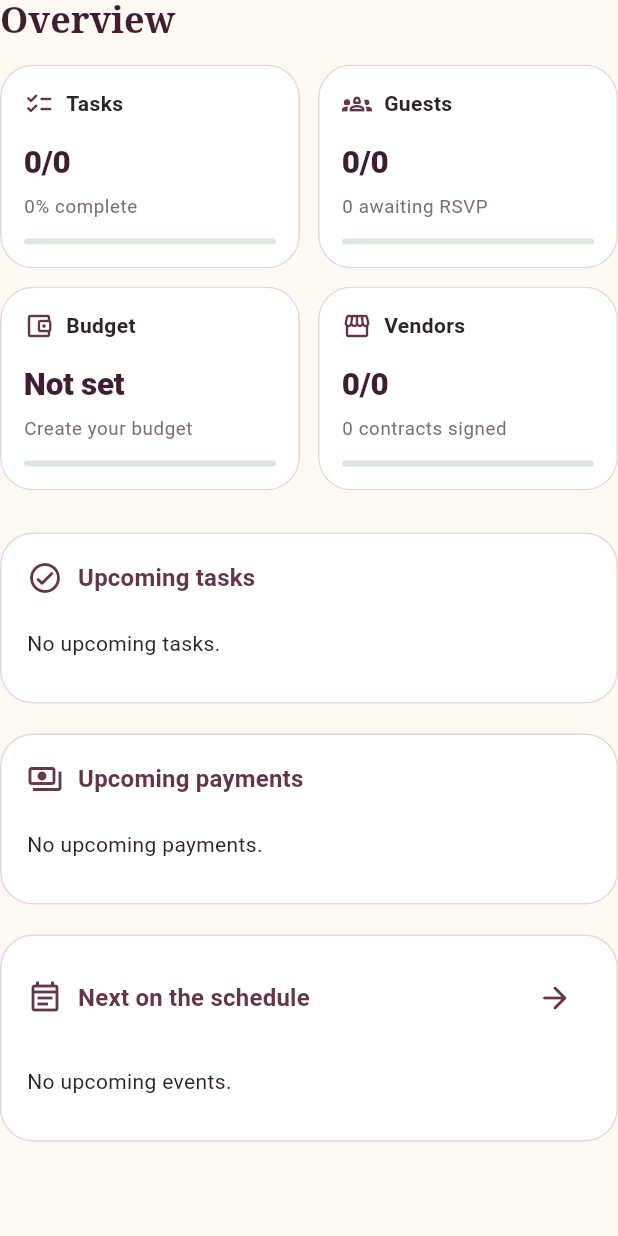
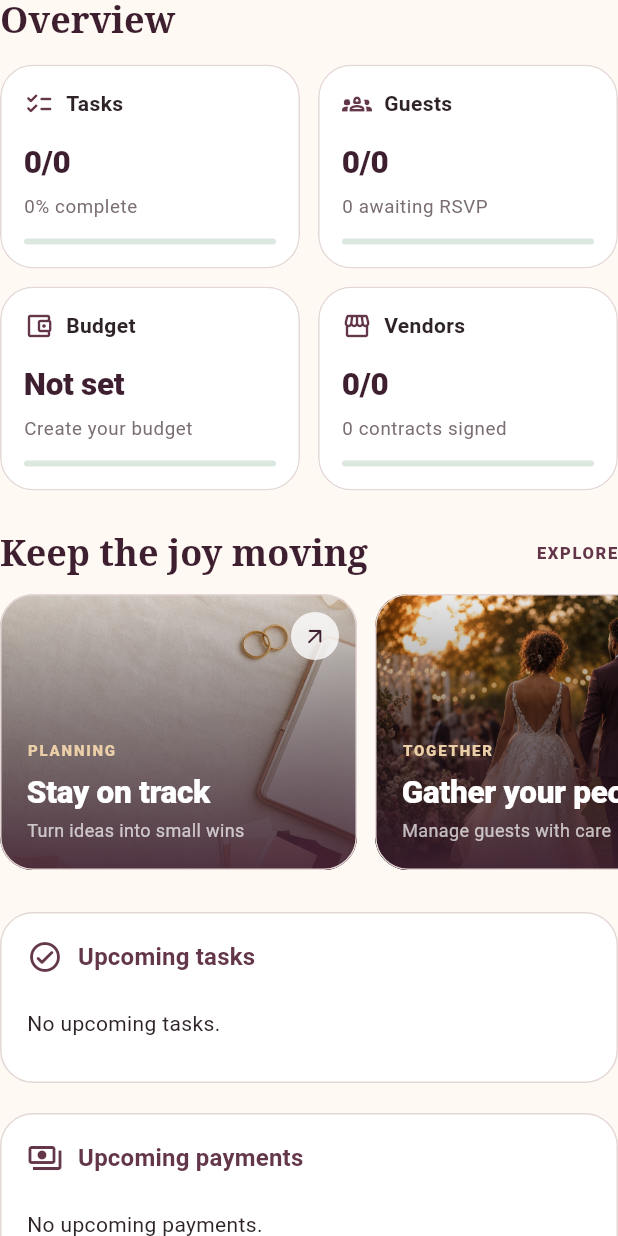
Before and after one commit to SammyG08/hitched, a Flutter app: the _DashboardSections widget shown alone on an empty page, opened directly with empty values, on a phone screen of 412 x 824 dp. Run offline on Flutter 3.47's test engine with Material 3 defaults, Android fonts, the phone set to English and light mode, and no system bars; our stand-ins replace dio, flutter_riverpod, flutter_secure_storage, flutter_svg, go_router; accounts and stored records are empty.

Commit message:
added visuals on the dashboard

```diff
--- a/lib/features/dashboard/presentation/dashboard_overview.dart
+++ b/lib/features/dashboard/presentation/dashboard_overview.dart
@@ -42,6 +42,8 @@ class _DashboardSections extends StatelessWidget {
         const SizedBox(height: 16),
         _MetricGrid(dashboard: dashboard),
         const SizedBox(height: 28),
+        const _VisualShortcuts(),
+        const SizedBox(height: 28),
         _UpcomingTasks(tasks: dashboard.upcomingTasks),
         const SizedBox(height: 20),
         _UpcomingPayments(
@@ -51,6 +53,167 @@ class _DashboardSections extends StatelessWidget {
         const SizedBox(height: 20),
         _UpcomingSchedule(schedule: dashboard.schedule),
       ],
+    );
+  }
+}
+
+class _VisualShortcuts extends StatelessWidget {
+  const _VisualShortcuts();
+
+  @override
+  Widget build(BuildContext context) {
+    return Column(
+      crossAxisAlignment: CrossAxisAlignment.stretch,
+      children: [
+        Row(
+          children: [
+            Expanded(
+              child: Text(
+                'Keep the joy moving',
+                style: Theme.of(context).textTheme.headlineSmall,
+              ),
+            ),
+            Text(
+              'EXPLORE',
+              style: Theme.of(context).textTheme.labelSmall?.copyWith(
+                color: Theme.of(context).colorScheme.primary,
+                fontWeight: FontWeight.w800,
+                letterSpacing: 1.1,
+              ),
+            ),
+          ],
+        ),
+        const SizedBox(height: 14),
+        SizedBox(
+          height: 184,
+          child: ListView(
+            scrollDirection: Axis.horizontal,
+            clipBehavior: Clip.none,
+            children: [
+              _ImageShortcut(
+                image: 'assets/images/planning_form_header.png',
+                eyebrow: 'PLANNING',
+                title: 'Stay on track',
+                subtitle: 'Turn ideas into small wins',
+                onTap: () => context.push('/tasks'),
+              ),
+              const SizedBox(width: 12),
+              _ImageShortcut(
+                image: 'assets/images/welcome_hero.png',
+                eyebrow: 'TOGETHER',
+                title: 'Gather your people',
+                subtitle: 'Manage guests with care',
+                alignment: Alignment.topCenter,
+                onTap: () => context.push('/guests'),
+              ),
+              const SizedBox(width: 12),
+              _ImageShortcut(
+                image: 'assets/images/wedding_table_hero.png',
+                eyebrow: 'THE BIG DAY',
+                title: 'Shape the timeline',
+                subtitle: 'Keep every moment flowing',
+                onTap: () => context.push('/schedule'),
+              ),
+            ],
+          ),
+        ),
+      ],
+    );
+  }
+}
+
+class _ImageShortcut extends StatelessWidget {
+  const _ImageShortcut({
+    required this.image,
+    required this.eyebrow,
+    required this.title,
+    required this.subtitle,
+    required this.onTap,
+    this.alignment = Alignment.center,
+  });
+
+  final String image;
+  final String eyebrow;
+  final String title;
+  final String subtitle;
+  final VoidCallback onTap;
+  final Alignment alignment;
+
+  @override
+  Widget build(BuildContext context) {
+    return SizedBox(
+      width: 238,
+      child: Card(
+        margin: EdgeInsets.zero,
+        clipBehavior: Clip.antiAlias,
+        child: InkWell(
+          onTap: onTap,
+          child: Stack(
+            fit: StackFit.expand,
+            children: [
+              Image.asset(image, fit: BoxFit.cover, alignment: alignment),
+              const DecoratedBox(
+                decoration: BoxDecoration(
+                  gradient: LinearGradient(
+                    begin: Alignment.topCenter,
+                    end: Alignment.bottomCenter,
+                    colors: [Color(0x12000000), Color(0xE43E1F30)],
+                  ),
+                ),
+              ),
+              Padding(
+                padding: const EdgeInsets.all(18),
+                child: Column(
+                  crossAxisAlignment: CrossAxisAlignment.start,
+                  mainAxisAlignment: MainAxisAlignment.end,
+                  children: [
+                    Text(
+                      eyebrow,
+                      style: const TextStyle(
+                        color: AppColors.champagne,
+                        fontSize: 10,
+                        fontWeight: FontWeight.w800,
+                        letterSpacing: 1.2,
+                      ),
+                    ),
+                    const SizedBox(height: 5),
+                    Text(
+                      title,
+                      style: Theme.of(context).textTheme.titleLarge?.copyWith(
+                        color: Colors.white,
+                        fontWeight: FontWeight.w800,
+                      ),
+                    ),
+                    const SizedBox(height: 2),
+                    Text(
+                      subtitle,
+                      maxLines: 1,
+                      overflow: TextOverflow.ellipsis,
+                      style: const TextStyle(
+                        color: Colors.white70,
+                        fontSize: 12,
+                      ),
+                    ),
+                  ],
+                ),
+              ),
+              const Positioned(
+                right: 12,
+                top: 12,
+                child: CircleAvatar(
+                  radius: 16,
+                  backgroundColor: Color(0xCCFFFFFF),
+                  child: Icon(
+                    Icons.arrow_outward_rounded,
+                    size: 17,
+                    color: AppColors.deepPlum,
+                  ),
+                ),
+              ),
+            ],
+          ),
+        ),
+      ),
     );
   }
 }
```
